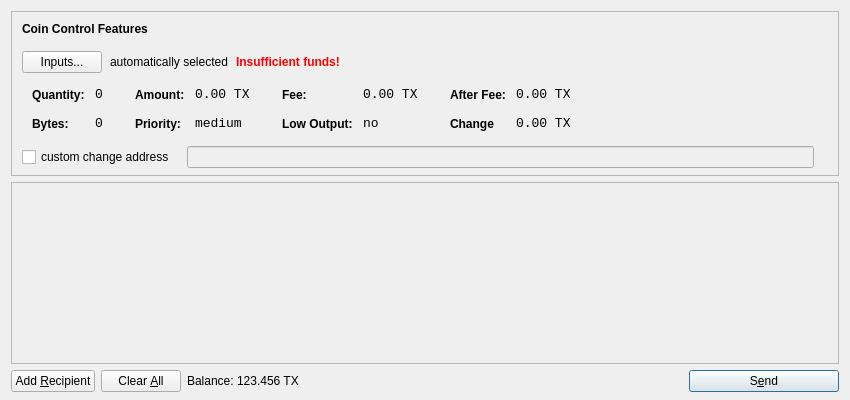
Qt form src/qt/forms/sendcoinsdialog.ui (midnight-miner/AmsterdamCoin) before a commit.
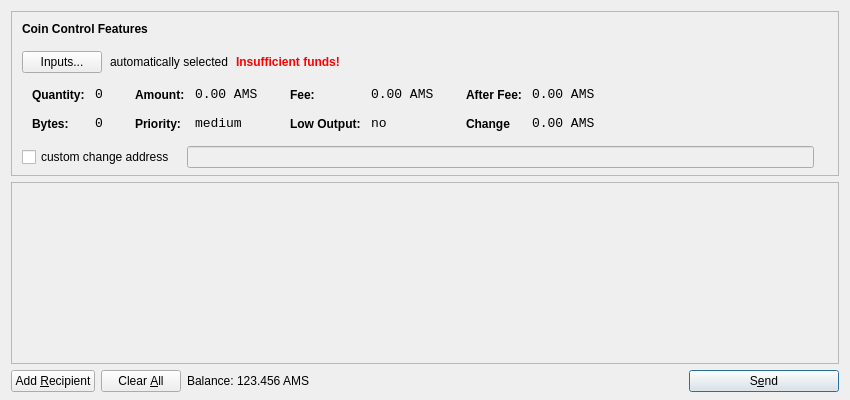
The same form after that commit. Icons and pictures are not drawn.

Diff of the .ui file:
```diff
--- a/src/qt/forms/sendcoinsdialog.ui
+++ b/src/qt/forms/sendcoinsdialog.ui
@@ -321,7 +321,7 @@
                   <enum>Qt::ActionsContextMenu</enum>
                  </property>
                  <property name="text">
-                  <string>0.00 TX</string>
+                  <string>0.00 AMS</string>
                  </property>
                  <property name="textInteractionFlags">
                   <set>Qt::LinksAccessibleByMouse|Qt::TextSelectableByKeyboard|Qt::TextSelectableByMouse</set>
@@ -407,7 +407,7 @@
                   <enum>Qt::ActionsContextMenu</enum>
                  </property>
                  <property name="text">
-                  <string>0.00 TX</string>
+                  <string>0.00 AMS</string>
                  </property>
                  <property name="textInteractionFlags">
                   <set>Qt::LinksAccessibleByMouse|Qt::TextSelectableByKeyboard|Qt::TextSelectableByMouse</set>
@@ -493,7 +493,7 @@
                   <enum>Qt::ActionsContextMenu</enum>
                  </property>
                  <property name="text">
-                  <string>0.00 TX</string>
+                  <string>0.00 AMS</string>
                  </property>
                  <property name="textInteractionFlags">
                   <set>Qt::LinksAccessibleByMouse|Qt::TextSelectableByKeyboard|Qt::TextSelectableByMouse</set>
@@ -525,7 +525,7 @@
                   <enum>Qt::ActionsContextMenu</enum>
                  </property>
                  <property name="text">
-                  <string>0.00 TX</string>
+                  <string>0.00 AMS</string>
                  </property>
                  <property name="textInteractionFlags">
                   <set>Qt::LinksAccessibleByMouse|Qt::TextSelectableByKeyboard|Qt::TextSelectableByMouse</set>
@@ -724,7 +724,7 @@
           <cursorShape>IBeamCursor</cursorShape>
          </property>
          <property name="text">
-          <string>123.456 TX</string>
+          <string>123.456 AMS</string>
          </property>
          <property name="textInteractionFlags">
           <set>Qt::LinksAccessibleByMouse|Qt::TextSelectableByKeyboard|Qt::TextSelectableByMouse</set>
```
